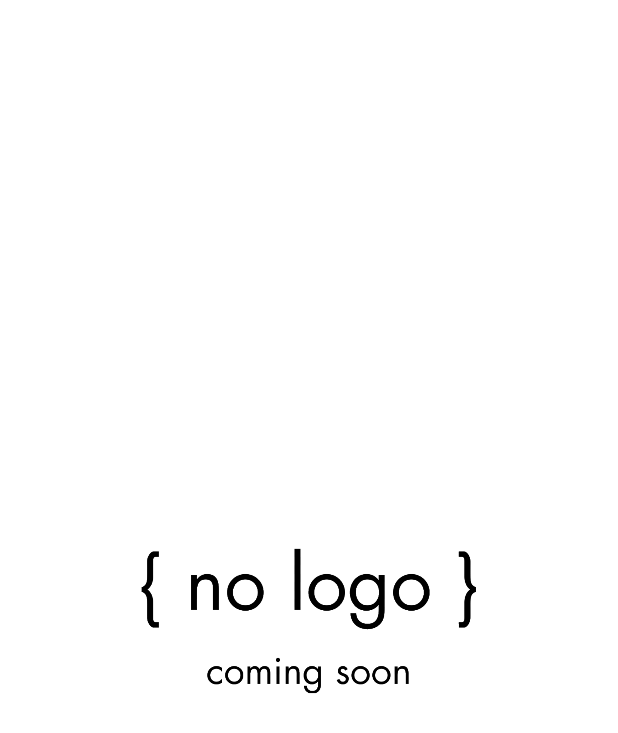
After one commit to reyhanyogs/LaundryAppProject, an Android app: the SplashScreen screen opened directly, with no data from a screen before it, on a phone screen of 412 x 824 dp. The commit adds this screen. Shown: the top 733 px of the screen. Run offline under Robolectric (Android 15) with nearby library versions, the phone set to English and light mode, and no system bars.

Commit message:
Add splash screen

```diff
--- a/app/src/main/AndroidManifest.xml
+++ b/app/src/main/AndroidManifest.xml
@@ -11,6 +11,9 @@
         android:theme="@style/Theme.LaundryAppProject">
         <activity
             android:name=".MainActivity"
+            android:exported="false" />
+        <activity
+            android:name=".SplashScreen"
             android:exported="true">
             <intent-filter>
                 <action android:name="android.intent.action.MAIN" />
--- /dev/null
+++ b/app/src/main/java/com/example/laundryappproject/SplashScreen.kt
@@ -0,0 +1,19 @@
+package com.example.laundryappproject
+
+import android.content.Intent
+import androidx.appcompat.app.AppCompatActivity
+import android.os.Bundle
+import android.os.Handler
+
+class SplashScreen : AppCompatActivity() {
+    override fun onCreate(savedInstanceState: Bundle?) {
+        super.onCreate(savedInstanceState)
+        setContentView(R.layout.activity_splash_screen)
+        supportActionBar?.hide()
+        Handler(mainLooper).postDelayed({
+            val intent = Intent(this@SplashScreen, MainActivity::class.java)
+            startActivity(intent)
+            finish()
+        }, 3000)
+    }
+}
--- /dev/null
+++ b/app/src/main/res/layout/activity_splash_screen.xml
@@ -0,0 +1,16 @@
+<?xml version="1.0" encoding="utf-8"?>
+<LinearLayout xmlns:android="http://schemas.android.com/apk/res/android"
+    xmlns:tools="http://schemas.android.com/tools"
+    android:layout_width="match_parent"
+    android:layout_height="match_parent"
+    android:gravity="center"
+    tools:context=".SplashScreen">
+
+    <ImageView
+        android:layout_width="240dp"
+        android:layout_height="240dp"
+        android:layout_gravity="center"
+        android:contentDescription="@string/this_is_company_logo"
+        android:src="@drawable/placeholder_logo"/>
+
+</LinearLayout>
--- a/app/src/main/res/values/strings.xml
+++ b/app/src/main/res/values/strings.xml
@@ -1,3 +1,4 @@
 <resources>
     <string name="app_name">LaundryAppProject</string>
+    <string name="this_is_company_logo">this is company logo</string>
 </resources>
```
Also changed, not shown: app/src/main/res/layout/activity_main.xml (+0 -9 lines), app/src/main/res/drawable/placeholder_logo.png (added).
